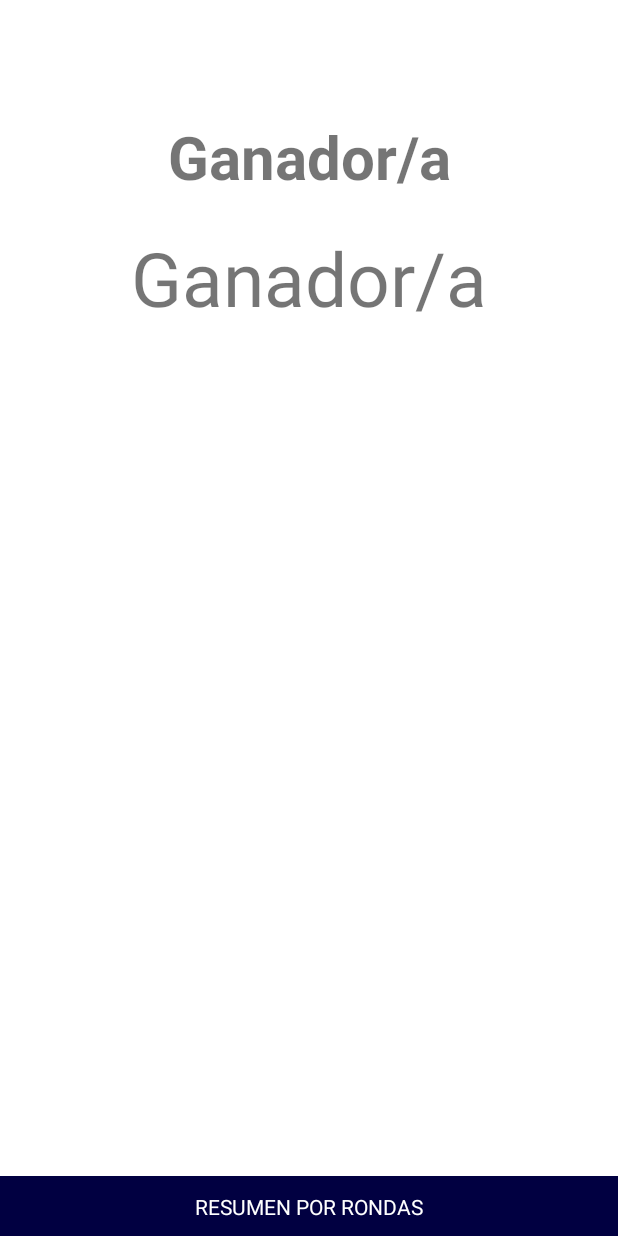
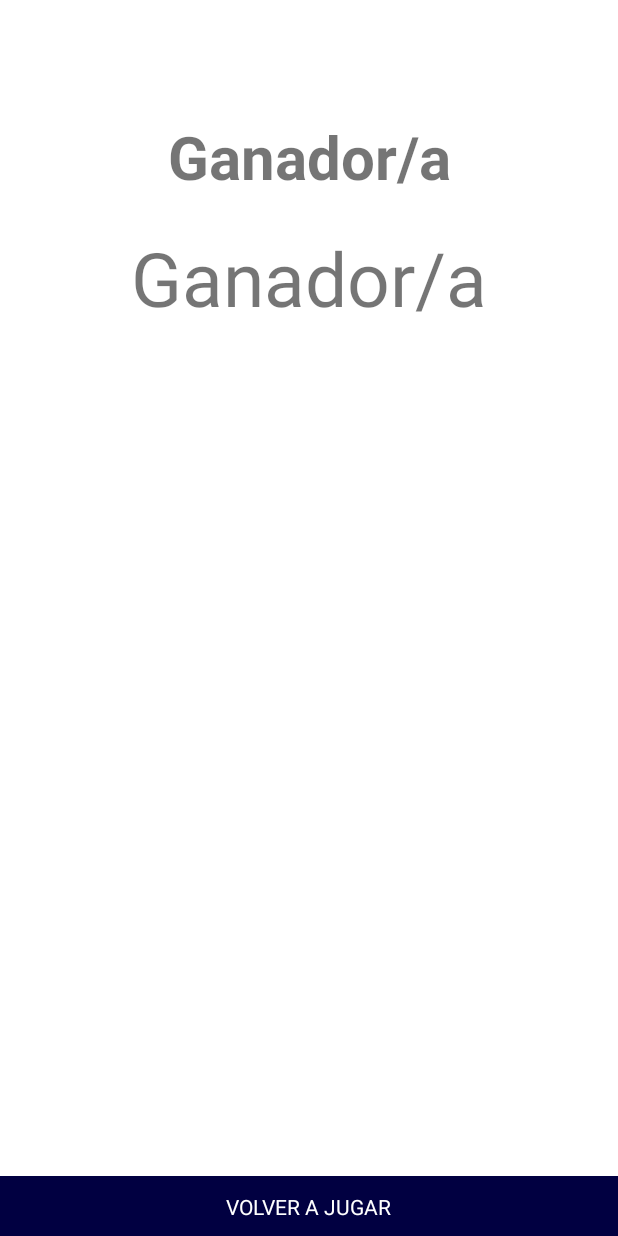
Before and after one commit to PauloVazquezAcosta/ContinentalApp, an Android app: the ResultsActivity screen opened directly, with no data from a screen before it, on a phone screen of 412 x 824 dp. Run offline under Robolectric (Android 15) with nearby library versions, the phone set to English and light mode, and no system bars; 2 statements that could not run were skipped.

Commit message:
Redirixida a pantalla final ao inicio para poder comezar a partida

```diff
--- a/android/app/src/main/java/com/app/myapplication/screens/resultsActivity/ResultsActivity.java
+++ b/android/app/src/main/java/com/app/myapplication/screens/resultsActivity/ResultsActivity.java
@@ -11,6 +11,7 @@ import android.widget.TextView;
 
 import com.app.myapplication.R;
 import com.app.myapplication.screens.data.Partida;
+import com.app.myapplication.screens.main.MainActivity;
 import com.app.myapplication.screens.resumeNames.ResumeNamesAdapter;
 import com.app.myapplication.screens.roundsActivity.RoundsActivity;
 
@@ -42,6 +43,8 @@ public class ResultsActivity extends AppCompatActivity {
 
             @Override
             public void onClick(View view) {
+                Intent intent = new Intent(getApplicationContext(), MainActivity.class);
+                startActivity(intent);
             }
         });
 
--- a/android/app/src/main/res/layout/activity_results.xml
+++ b/android/app/src/main/res/layout/activity_results.xml
@@ -56,7 +56,7 @@
         android:id="@+id/textoSeguir"
         android:layout_width="wrap_content"
         android:layout_height="wrap_content"
-        android:text="@string/resumen"
+        android:text="@string/volver"
         android:textColor="@color/white"
         android:textAllCaps="true"
         app:layout_constraintTop_toTopOf="@id/botonSeguir"
--- a/android/app/src/main/res/layout/round_cell.xml
+++ b/android/app/src/main/res/layout/round_cell.xml
@@ -30,7 +30,7 @@
             android:id="@+id/puntuacionJugadorInput"
             android:layout_width="match_parent"
             android:layout_height="wrap_content"
-            android:digits="0123456789"
+            android:digits="0123456789-"
             android:inputType="number"
             android:hint="@string/puntuacion"/>
     </com.google.android.material.textfield.TextInputLayout>
--- a/android/app/src/main/res/values/strings.xml
+++ b/android/app/src/main/res/values/strings.xml
@@ -15,6 +15,6 @@
     <string name="puntuacion">Puntuación</string>
     <string name="contadorPuntuacion">0</string>
     <string name="nombre">Nombre</string>
-    <string name="resumen">Resumen por rondas</string>
+    <string name="volver">Volver a jugar</string>
     <string name="ganador">Ganador/a</string>
 </resources>
```
Also changed, not shown: 1 other file.
